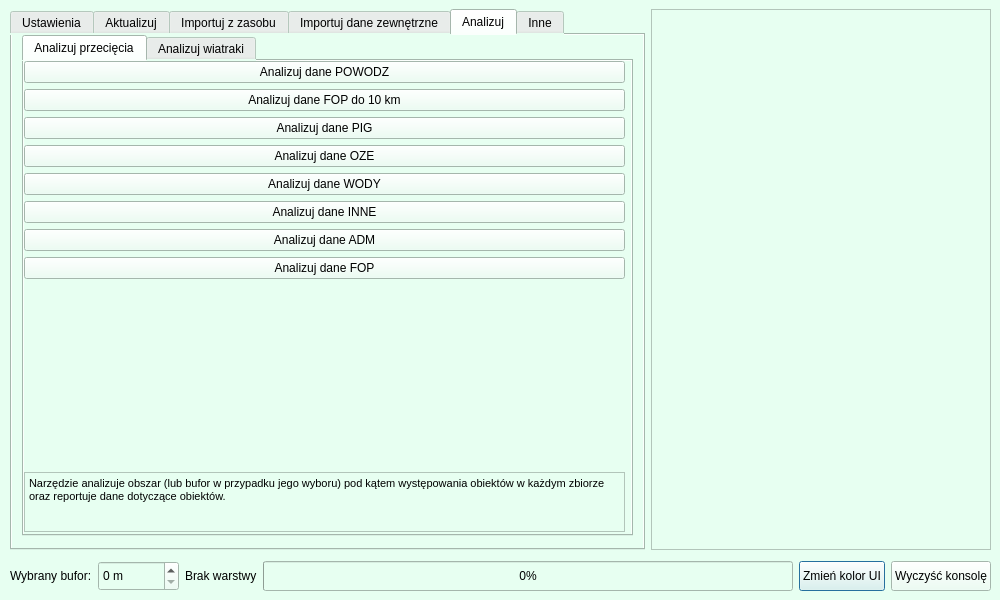
pankonduktortoja/BoberOS, file bober_os_dialog_base.ui: the form before one commit.
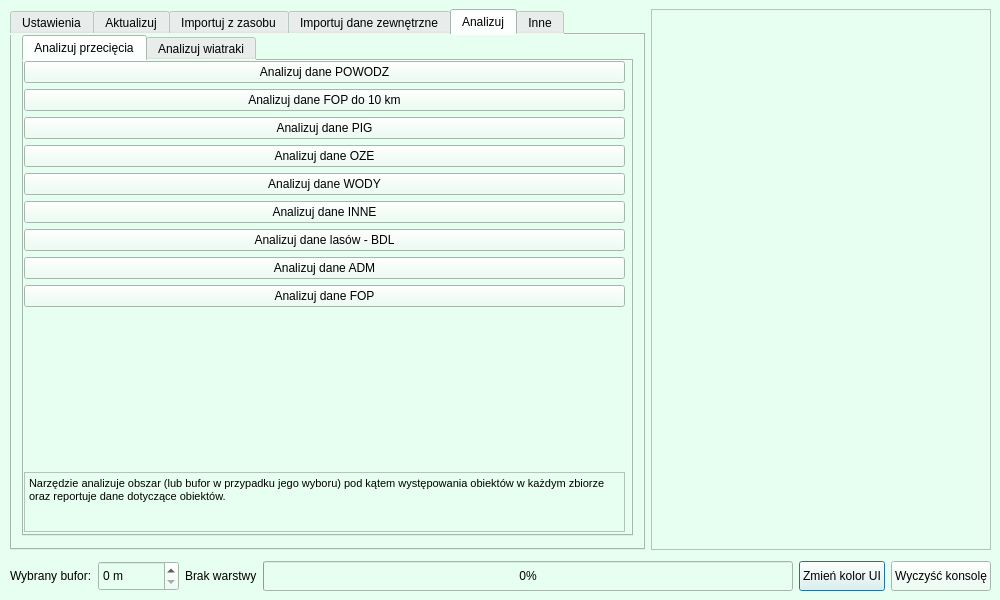
The form after the commit. The open tabs and pages were chosen to show the change. Custom widgets are drawn as their Qt base class.

Commit message: added forest analysis

What changed in the file:
```diff
--- a/bober_os_dialog_base.ui
+++ b/bober_os_dialog_base.ui
@@ -1374,6 +1374,13 @@
              </property>
             </widget>
            </item>
+           <item>
+            <widget class="QPushButton" name="pb_anal_lasy">
+             <property name="text">
+              <string>Analizuj dane lasów - BDL</string>
+             </property>
+            </widget>
+           </item>
            <item>
             <widget class="QPushButton" name="pb_anal_adm">
              <property name="text">
```
Left out of the diff: 2 changed lines with no effect on the pictures. The commit also changes 2 other files.
